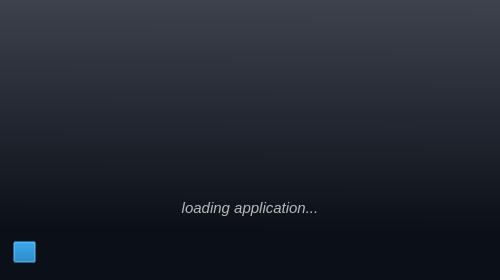
First picture: the form in vibra/interface/data/ui_files/project/splash.ui, repository MOPT-UFSC/VIBRA, before the edit.
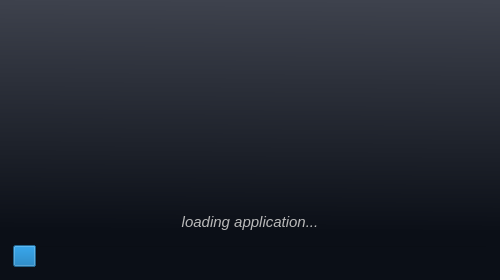
Second picture: the form after the edit. Icons and pictures are not drawn.

Commit message: Update logos in splash screen, welcome widget, and renderer windows

```diff
--- a/vibra/interface/data/ui_files/project/splash.ui
+++ b/vibra/interface/data/ui_files/project/splash.ui
@@ -10,6 +10,12 @@
     <height>280</height>
    </rect>
   </property>
+  <property name="sizePolicy">
+   <sizepolicy hsizetype="Preferred" vsizetype="Expanding">
+    <horstretch>0</horstretch>
+    <verstretch>0</verstretch>
+   </sizepolicy>
+  </property>
   <property name="minimumSize">
    <size>
     <width>500</width>
@@ -134,6 +140,12 @@
    </item>
    <item row="0" column="1">
     <widget class="QFrame" name="frame_main">
+     <property name="sizePolicy">
+      <sizepolicy hsizetype="Preferred" vsizetype="Expanding">
+       <horstretch>0</horstretch>
+       <verstretch>0</verstretch>
+      </sizepolicy>
+     </property>
      <property name="maximumSize">
       <size>
        <width>16777215</width>
@@ -152,10 +164,22 @@
      <layout class="QGridLayout" name="gridLayout_3">
       <item row="0" column="0">
        <widget class="QLabel" name="label">
+        <property name="sizePolicy">
+         <sizepolicy hsizetype="Preferred" vsizetype="Expanding">
+          <horstretch>0</horstretch>
+          <verstretch>0</verstretch>
+         </sizepolicy>
+        </property>
+        <property name="minimumSize">
+         <size>
+          <width>440</width>
+          <height>115</height>
+         </size>
+        </property>
         <property name="maximumSize">
          <size>
-          <width>360</width>
-          <height>120</height>
+          <width>440</width>
+          <height>115</height>
          </size>
         </property>
         <property name="font">
```
Left out of the diff: 6 changed lines with no effect on the pictures. The commit also changes 7 other files.
